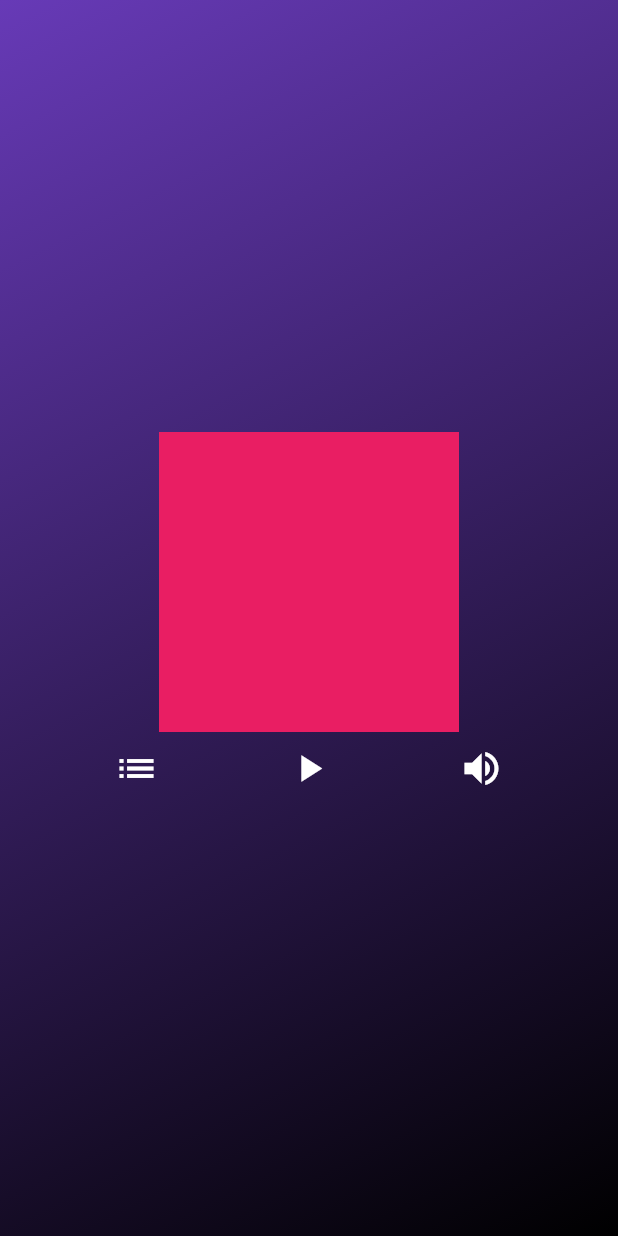
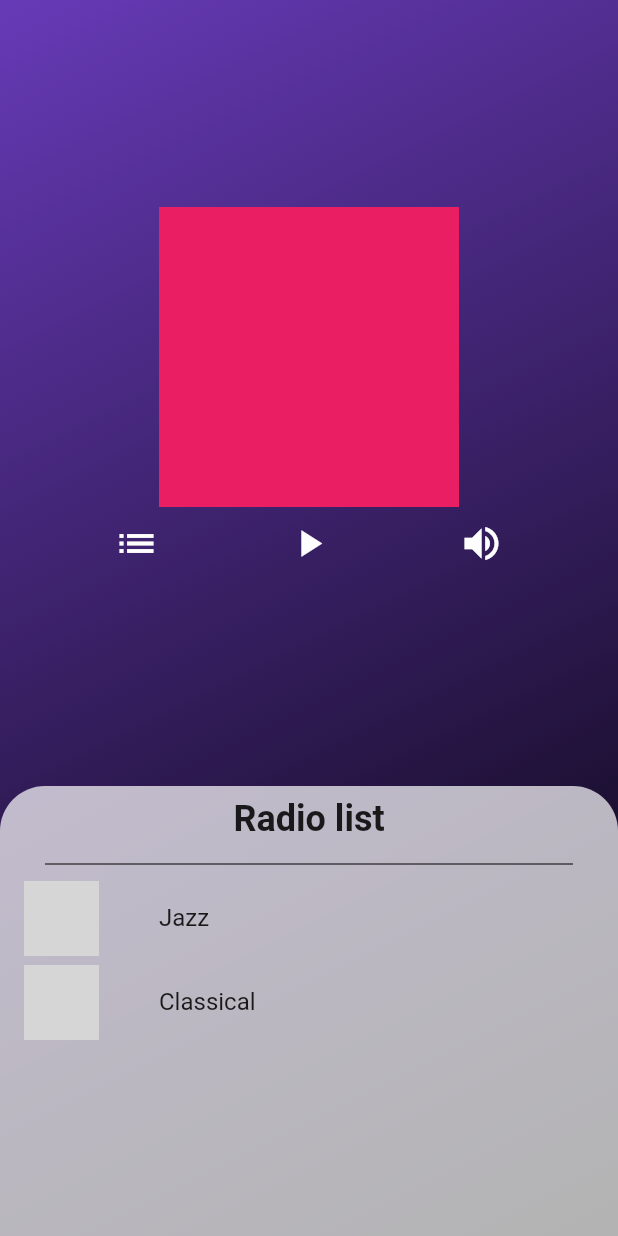
Before and after one commit to Sl0wdive/flutter_radio_app, a Flutter app: the screen it shows after launch, on a phone screen of 412 x 824 dp. Run offline on Flutter 3.47's test engine with Material 2 defaults, Android fonts, the phone set to English and light mode, and no system bars; network calls fail; grey boxes are pictures that could not be loaded.

Commit message:
list added

```diff
--- /dev/null
+++ b/lib/models/radio_station.dart
@@ -0,0 +1,11 @@
+class RadioStation {
+  final String name;
+  final String streamUrl;
+  final String photoUrl;
+
+  RadioStation({
+    required this.name,
+    required this.streamUrl,
+    required this.photoUrl
+  });
+}
--- a/lib/screens/home_screen.dart
+++ b/lib/screens/home_screen.dart
@@ -1,6 +1,7 @@
 import 'package:flutter/material.dart';
 import 'package:flutter/src/widgets/framework.dart';
 import 'package:flutter/src/widgets/placeholder.dart';
+
 import 'package:radiko/widgets/background.dart';
 import 'package:radiko/widgets/radio-player.dart';
 
--- /dev/null
+++ b/lib/utils/radio_stations.dart
@@ -0,0 +1,16 @@
+import 'package:radiko/models/radio_station.dart';
+
+class RadioStations {
+  static List<RadioStation> allStations = [
+    RadioStation(
+      name: 'Jazz',
+      streamUrl: 'http://mediaserv38.live-streams.nl:8006/live',
+      photoUrl: 'https://www.hionline.eu/wp-content/uploads/2016/06/Reel-to-Reel-Gif.gif'
+    ),
+    RadioStation(
+      name: 'Classical',
+      streamUrl: 'http://mediaserv30.live-streams.nl:8088/live',
+      photoUrl: 'https://img.apmcdn.org/c75e4ad850e43237fe0568a59ab71b15cb2511ac/uncropped/b80d45-20120627-flute-concert.jpg'
+    ),
+  ];
+}
--- a/lib/widgets/radio-player.dart
+++ b/lib/widgets/radio-player.dart
@@ -1,6 +1,8 @@
 import 'package:flutter/material.dart';
 import 'package:flutter/src/widgets/framework.dart';
 import 'package:flutter/src/widgets/placeholder.dart';
+
+import 'radio_list.dart';
 
 class RadioPlayer extends StatefulWidget {
   const RadioPlayer({super.key});
@@ -55,6 +57,36 @@ class _RadioPlayer extends State<RadioPlayer> {
               )
             ],
           )
+        ),
+        Container(
+          height: 300,
+          width: double.infinity,
+          decoration: BoxDecoration(
+            color: Colors.white70,
+            borderRadius: BorderRadius.vertical(
+              top: Radius.circular(
+                30
+              )),
+          ),
+          child: Column(
+            children: [
+              Padding(
+                padding: const EdgeInsets.all(8.0),
+                child: const Text(
+                  'Radio list',
+                  style: TextStyle(
+                    fontSize: 24,
+                    fontWeight: FontWeight.bold,
+                  ),),
+              ),
+              const Divider(
+                color: Colors.black,
+                indent: 30,
+                endIndent: 30,
+              ),
+              Expanded(child: RadioList()),
+            ],
+            )
         )
       ],
     );
--- /dev/null
+++ b/lib/widgets/radio_list.dart
@@ -0,0 +1,24 @@
+import 'package:flutter/material.dart';
+import 'package:flutter/src/widgets/framework.dart';
+import 'package:flutter/src/widgets/placeholder.dart';
+import 'package:radiko/utils/radio_stations.dart';
+
+class RadioList extends StatelessWidget {
+  const RadioList({super.key});
+
+  @override
+  Widget build(BuildContext context) {
+    return ListView.builder(
+      itemCount: RadioStations.allStations.length,
+      itemBuilder:(context, index) {
+        final station = RadioStations.allStations[index];
+        return ListTile(
+          leading: Image.network(station.photoUrl, width: 50, height: 50, fit: BoxFit.cover,),
+          horizontalTitleGap: 40,
+          minVerticalPadding: -40,
+          title: Text(station.name),
+        );
+      },
+    );
+  }
+}
```
